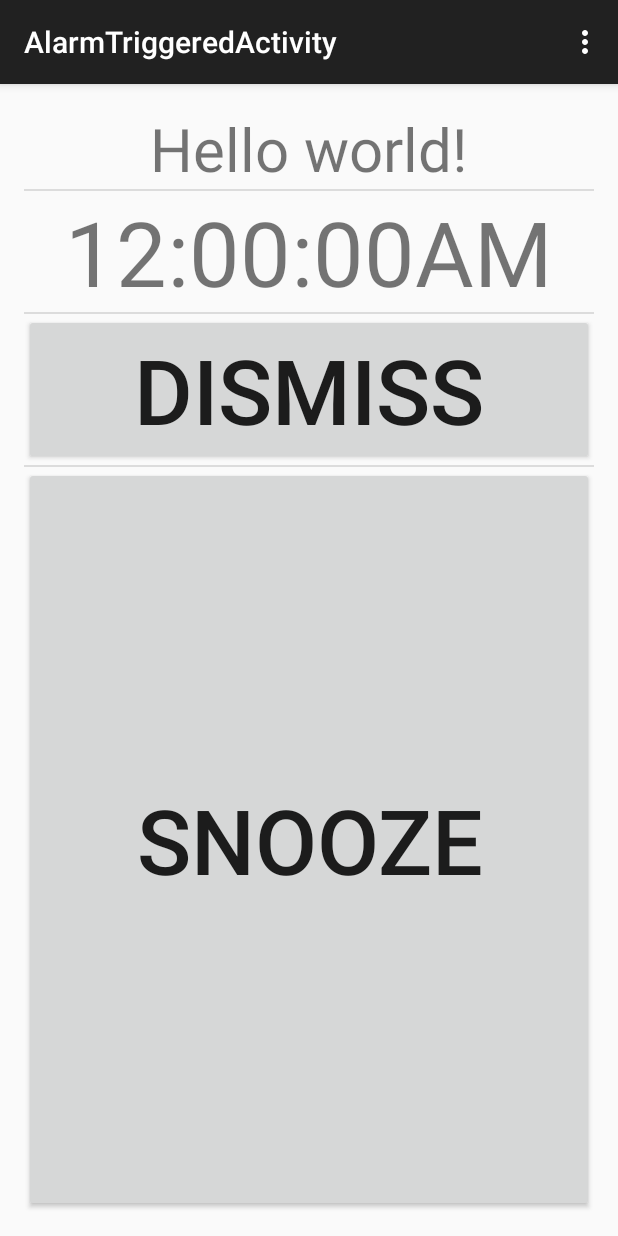
After one commit to kennethbrewer3/MiniAlarmClock, an Android app: the AlarmTriggeredActivity screen opened directly, with no data from a screen before it, on a phone screen of 412 x 824 dp. The commit adds this screen. Run offline under Robolectric (Android 15) with nearby library versions, the phone set to English and light mode, and no system bars; 2 statements that could not run were skipped.

Commit message:
Added the AlarmTriggeredActivity that will allow the user to dismiss or snooze the alarm. It will also be responsible for playing the sound.

```diff
--- a/app/src/main/AndroidManifest.xml
+++ b/app/src/main/AndroidManifest.xml
@@ -16,6 +16,10 @@
                 <category android:name="android.intent.category.LAUNCHER" />
             </intent-filter>
         </activity>
+        <activity
+            android:name=".AlarmTriggeredActivity"
+            android:label="@string/title_activity_alarm_triggered" >
+        </activity>
     </application>
 
 </manifest>
--- /dev/null
+++ b/app/src/main/java/com/mobileappscompany/training/minialarmclock/AlarmTriggeredActivity.java
@@ -0,0 +1,82 @@
+package com.mobileappscompany.training.minialarmclock;
+
+import android.content.Intent;
+import android.support.v7.app.ActionBarActivity;
+import android.os.Bundle;
+import android.view.Menu;
+import android.view.MenuItem;
+import android.view.View;
+import android.widget.Button;
+import android.widget.TextView;
+
+import com.mobileappscompany.training.minialarmclock.com.mobileappscompany.training.minialarmclock.domain.Alarm;
+import com.mobileappscompany.training.minialarmclock.com.mobileappscompany.training.minialarmclock.domain.Constants;
+
+
+public class AlarmTriggeredActivity extends ActionBarActivity {
+
+    private TextView textAlarmTriggeredLabel;
+    private TextView textAlarmTriggeredCurrentTime;
+    private Button   buttonDismiss;
+    private Button   buttonSnooze;
+
+    private Alarm alarm;
+
+    @Override
+    protected void onCreate(Bundle savedInstanceState) {
+        super.onCreate(savedInstanceState);
+        setContentView(R.layout.activity_alarm_triggered);
+        Intent i = getIntent();
+        alarm = (Alarm)i.getParcelableExtra(Constants.TRIGGERED_ALARM);
+
+        textAlarmTriggeredLabel       = (TextView)findViewById(R.id.textAlarmTriggeredLabel);
+        textAlarmTriggeredCurrentTime = (TextView)findViewById(R.id.textAlarmTriggeredCurrentTime);
+        buttonDismiss                 = (Button)findViewById(R.id.buttonDismiss);
+        buttonSnooze                  = (Button)findViewById(R.id.buttonSnooze);
+
+        textAlarmTriggeredLabel.setText(alarm.getLabel());
+        textAlarmTriggeredCurrentTime.setText(alarm.getHour() + ":" + alarm.getMinute());
+        buttonDismiss.setOnClickListener(new View.OnClickListener() {
+            @Override
+            public void onClick(View v) {
+                Intent intent = new Intent();
+                intent.putExtra(Constants.DISMISSED_ALARM,alarm);
+                setResult(Constants.DISMISSED_ALARM_RESULT_CODE,intent);
+                finish();
+            }
+        });
+
+        buttonSnooze.setOnClickListener(new View.OnClickListener() {
+            @Override
+            public void onClick(View v) {
+                Intent intent = new Intent();
+                intent.putExtra(Constants.SNOOZED_ALARM,alarm);
+                setResult(Constants.SNOOZED_ALARM_RESULT_CODE,intent);
+                finish();
+            }
+        });
+    }
+
+
+    @Override
+    public boolean onCreateOptionsMenu(Menu menu) {
+        // Inflate the menu; this adds items to the action bar if it is present.
+        getMenuInflater().inflate(R.menu.menu_alarm_triggered, menu);
+        return true;
+    }
+
+    @Override
+    public boolean onOptionsItemSelected(MenuItem item) {
+        // Handle action bar item clicks here. The action bar will
+        // automatically handle clicks on the Home/Up button, so long
+        // as you specify a parent activity in AndroidManifest.xml.
+        int id = item.getItemId();
+
+        //noinspection SimplifiableIfStatement
+        if (id == R.id.action_settings) {
+            return true;
+        }
+
+        return super.onOptionsItemSelected(item);
+    }
+}
--- /dev/null
+++ b/app/src/main/res/layout/activity_alarm_triggered.xml
@@ -0,0 +1,63 @@
+<RelativeLayout
+    xmlns:android="http://schemas.android.com/apk/res/android"
+    xmlns:tools="http://schemas.android.com/tools"
+    android:layout_width="match_parent"
+    android:layout_height="match_parent"
+    android:paddingLeft="@dimen/activity_horizontal_margin"
+    android:paddingRight="@dimen/activity_horizontal_margin"
+    android:paddingTop="@dimen/activity_vertical_margin"
+    android:paddingBottom="@dimen/activity_vertical_margin"
+    tools:context="com.mobileappscompany.training.minialarmclock.AlarmTriggeredActivity">
+
+    <TextView
+        android:id="@+id/textAlarmTriggeredLabel"
+        android:layout_width="wrap_content"
+        android:layout_height="wrap_content"
+        android:text="@string/hello_world"
+        android:layout_centerHorizontal="true"
+        android:textSize="40dp"
+        />
+    <View
+        android:id="@+id/dividerBelowTextAlarmTriggeredLabel"
+        style="@style/Divider"
+        android:layout_below="@id/textAlarmTriggeredLabel" />
+    <TextView
+        android:id="@+id/textAlarmTriggeredCurrentTime"
+        android:layout_width="wrap_content"
+        android:layout_height="wrap_content"
+        android:text="12:00:00AM"
+        android:textSize="60dp"
+        android:layout_centerHorizontal="true"
+        android:layout_below="@id/dividerBelowTextAlarmTriggeredLabel"
+        />
+    <View
+        android:id="@+id/dividerBelowTextAlarmTriggeredCurrentTime"
+        style="@style/Divider"
+        android:layout_below="@id/textAlarmTriggeredCurrentTime" />
+    <Button
+        android:id="@+id/buttonDismiss"
+        android:layout_width="match_parent"
+        android:layout_height="wrap_content"
+        android:layout_below="@id/dividerBelowTextAlarmTriggeredCurrentTime"
+        android:text="DISMISS"
+        android:textSize="60dp"
+        />
+    <View
+        android:id="@+id/dividerBelowButtonDismiss"
+        style="@style/Divider"
+        android:layout_below="@id/buttonDismiss" />
+    <Button
+        android:id="@+id/buttonSnooze"
+        android:layout_width="match_parent"
+        android:layout_height="wrap_content"
+        android:layout_below="@id/dividerBelowButtonDismiss"
+        android:text="SNOOZE"
+        android:textSize="60dp"
+        android:layout_alignParentBottom="true"
+        />
+    <View
+        android:id="@+id/dividerBelowButtonSnooze"
+        style="@style/Divider"
+        android:layout_below="@id/buttonSnooze" />
+
+</RelativeLayout>
--- /dev/null
+++ b/app/src/main/res/menu/menu_alarm_triggered.xml
@@ -0,0 +1,7 @@
+<menu xmlns:android="http://schemas.android.com/apk/res/android"
+    xmlns:app="http://schemas.android.com/apk/res-auto"
+    xmlns:tools="http://schemas.android.com/tools"
+    tools:context="com.mobileappscompany.training.minialarmclock.AlarmTriggeredActivity">
+    <item android:id="@+id/action_settings" android:title="@string/action_settings"
+        android:orderInCategory="100" app:showAsAction="never" />
+</menu>
--- a/app/src/main/res/values/strings.xml
+++ b/app/src/main/res/values/strings.xml
@@ -11,4 +11,5 @@
     <string name="thursday_abbrev">Thu</string>
     <string name="friday_abbrev">Fri</string>
     <string name="saturday_abbrev">Sat</string>
+    <string name="title_activity_alarm_triggered">AlarmTriggeredActivity</string>
 </resources>
```
Also changed, not shown: app/src/main/java/com/mobileappscompany/training/minialarmclock/MainActivity.java (+20 -4 lines), app/src/main/java/com/mobileappscompany/training/minialarmclock/com/mobileappscompany/training/minialarmclock/domain/Alarm.java (+116 -1 lines), app/src/main/java/com/mobileappscompany/training/minialarmclock/com/mobileappscompany/training/minialarmclock/domain/Constants.java (added, +15 -0 lines).
